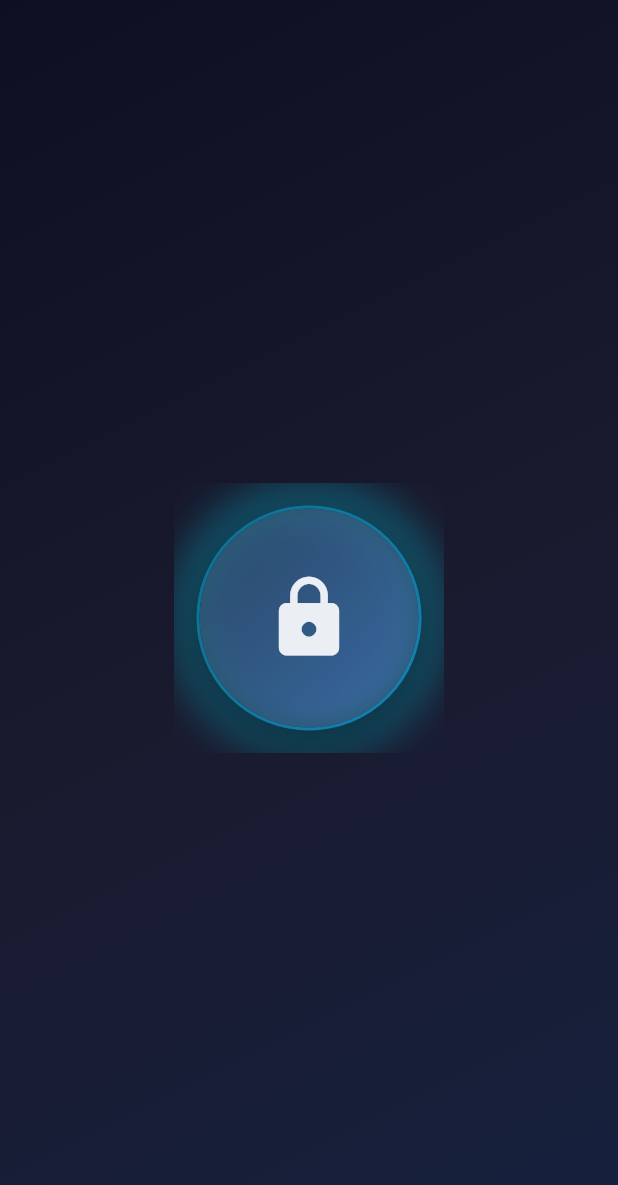
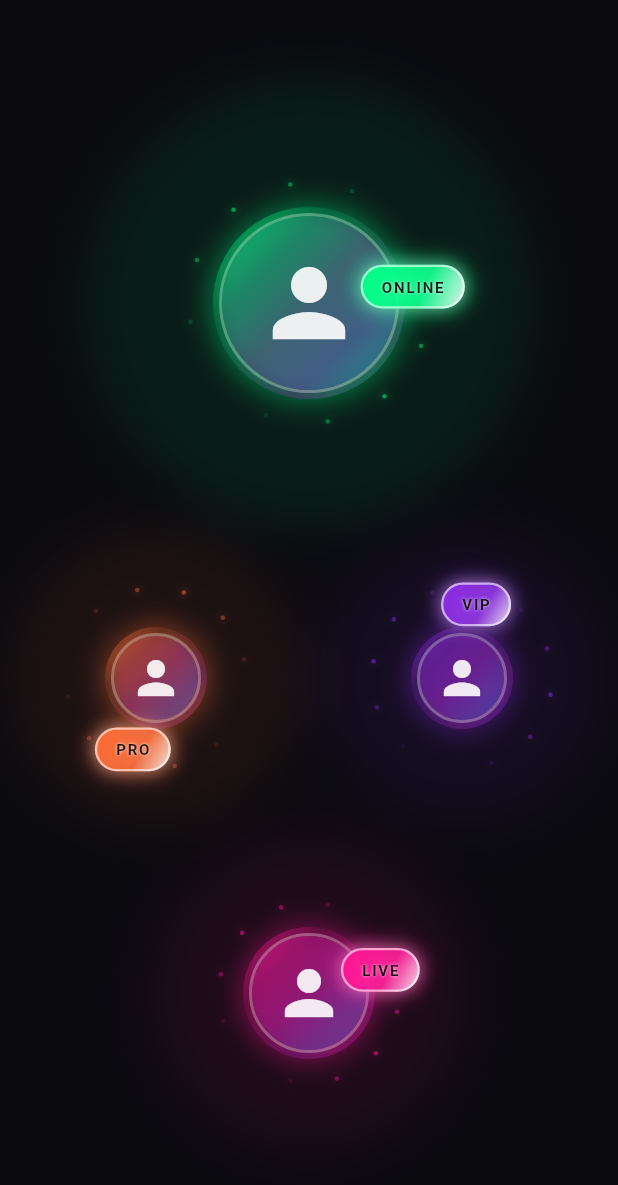
Before and after one commit to pksunny/flutter-ui-and-animations, a Flutter app: the screen it shows after launch, on a phone screen of 412 x 824 dp. Shown: the top 1185 px of the screen. Run offline on Flutter 3.47's test engine with Material 3 defaults, Android fonts, the phone set to English and light mode, and no system bars; our stand-ins replace font_awesome_flutter.

Commit message:
Orbiting Avatar Badge Animation Added

```diff
--- a/lib/main.dart
+++ b/lib/main.dart
@@ -54,6 +54,7 @@ import 'package:futurecore_codex/screens/59-password-reveal/password_reveal_anim
 import 'package:futurecore_codex/screens/6-free_palestine/free_palestine_screen.dart';
 import 'package:futurecore_codex/screens/60-unlock-card-animation/unlock_card_animation_screen.dart';
 import 'package:futurecore_codex/screens/61-unlock-animation/unlock_animation_screen.dart';
+import 'package:futurecore_codex/screens/62-orbiting-avatar-badge/oribiting_avatar_badge_animation_screen.dart';
 import 'package:futurecore_codex/screens/7-3d_album/3d_album_screen.dart';
 import 'package:futurecore_codex/screens/8-lamp_on_off/lamp_on_off_screen.dart';
 import 'package:futurecore_codex/screens/9-neon_squares/neon_square_screen.dart';
@@ -78,7 +79,7 @@ class MyApp extends StatelessWidget {
         ),
         useMaterial3: true,
       ),
-      home: UnlockAnimationScreen(),
+      home: OribitingAvatarBadgeAnimationScreen(),
     );
   }
 }
--- /dev/null
+++ b/lib/screens/62-orbiting-avatar-badge/oribiting_avatar_badge_animation_screen.dart
@@ -0,0 +1,352 @@
+import 'package:flutter/material.dart';
+import 'dart:math' as math;
+
+class OrbitingAvatarBadge extends StatefulWidget {
+  final String? imageUrl;
+  final double size;
+  final String badgeText;
+  final Color badgeColor;
+  final Color glowColor;
+  final double orbitRadius;
+  final Duration orbitDuration;
+
+  const OrbitingAvatarBadge({
+    Key? key,
+    this.imageUrl,
+    this.size = 120.0,
+    this.badgeText = 'ONLINE',
+    this.badgeColor = const Color(0xFF00FF88),
+    this.glowColor = const Color(0xFF00FF88),
+    this.orbitRadius = 60.0,
+    this.orbitDuration = const Duration(seconds: 8),
+  }) : super(key: key);
+
+  @override
+  State<OrbitingAvatarBadge> createState() => _OrbitingAvatarBadgeState();
+}
+
+class _OrbitingAvatarBadgeState extends State<OrbitingAvatarBadge>
+    with TickerProviderStateMixin {
+  late AnimationController _orbitController;
+  late AnimationController _pulseController;
+  late AnimationController _glowController;
+
+  late Animation<double> _orbitAnimation;
+  late Animation<double> _pulseAnimation;
+  late Animation<double> _glowAnimation;
+
+  @override
+  void initState() {
+    super.initState();
+
+    // Orbit animation
+    _orbitController = AnimationController(
+      duration: widget.orbitDuration,
+      vsync: this,
+    );
+    _orbitAnimation = Tween<double>(
+      begin: 0.0,
+      end: 2 * math.pi,
+    ).animate(CurvedAnimation(
+      parent: _orbitController,
+      curve: Curves.linear,
+    ));
+
+    // Pulse animation for the badge
+    _pulseController = AnimationController(
+      duration: const Duration(seconds: 2),
+      vsync: this,
+    );
+    _pulseAnimation = Tween<double>(
+      begin: 1.0,
+      end: 1.2,
+    ).animate(CurvedAnimation(
+      parent: _pulseController,
+      curve: Curves.easeInOut,
+    ));
+
+    // Glow animation
+    _glowController = AnimationController(
+      duration: const Duration(seconds: 3),
+      vsync: this,
+    );
+    _glowAnimation = Tween<double>(
+      begin: 0.3,
+      end: 1.0,
+    ).animate(CurvedAnimation(
+      parent: _glowController,
+      curve: Curves.easeInOut,
+    ));
+
+    // Start all animations
+    _orbitController.repeat();
+    _pulseController.repeat(reverse: true);
+    _glowController.repeat(reverse: true);
+  }
+
+  @override
+  void dispose() {
+    _orbitController.dispose();
+    _pulseController.dispose();
+    _glowController.dispose();
+    super.dispose();
+  }
+
+  @override
+  Widget build(BuildContext context) {
+    return Container(
+      width: widget.size + (widget.orbitRadius * 2) + 40,
+      height: widget.size + (widget.orbitRadius * 2) + 40,
+      child: AnimatedBuilder(
+        animation: Listenable.merge([
+          _orbitAnimation,
+          _pulseAnimation,
+          _glowAnimation,
+        ]),
+        builder: (context, child) {
+          return Stack(
+            alignment: Alignment.center,
+            children: [
+              // Outer glow ring
+              Container(
+                width: widget.size + (widget.orbitRadius * 2) + 20,
+                height: widget.size + (widget.orbitRadius * 2) + 20,
+                decoration: BoxDecoration(
+                  shape: BoxShape.circle,
+                  boxShadow: [
+                    BoxShadow(
+                      color: widget.glowColor.withOpacity(0.1 * _glowAnimation.value),
+                      blurRadius: 30,
+                      spreadRadius: 10,
+                    ),
+                  ],
+                ),
+              ),
+
+              // Profile Avatar with holographic border
+              Container(
+                width: widget.size + 8,
+                height: widget.size + 8,
+                decoration: BoxDecoration(
+                  shape: BoxShape.circle,
+                  gradient: LinearGradient(
+                    begin: Alignment.topLeft,
+                    end: Alignment.bottomRight,
+                    colors: [
+                      widget.glowColor.withOpacity(0.6),
+                      widget.glowColor.withOpacity(0.1),
+                      Colors.purple.withOpacity(0.3),
+                      widget.glowColor.withOpacity(0.4),
+                    ],
+                    stops: [0.0, 0.3, 0.7, 1.0],
+                  ),
+                  boxShadow: [
+                    BoxShadow(
+                      color: widget.glowColor.withOpacity(0.4),
+                      blurRadius: 15,
+                      spreadRadius: 2,
+                    ),
+                  ],
+                ),
+                child: Container(
+                  margin: const EdgeInsets.all(4),
+                  decoration: BoxDecoration(
+                    shape: BoxShape.circle,
+                    border: Border.all(
+                      color: Colors.white.withOpacity(0.3),
+                      width: 2,
+                    ),
+                  ),
+                  child: ClipOval(
+                    child: widget.imageUrl != null
+                        ? Image.network(
+                            widget.imageUrl!,
+                            width: widget.size,
+                            height: widget.size,
+                            fit: BoxFit.cover,
+                            errorBuilder: (context, error, stackTrace) {
+                              return _buildDefaultAvatar();
+                            },
+                          )
+                        : _buildDefaultAvatar(),
+                  ),
+                ),
+              ),
+
+              // Orbiting Badge
+              Transform.translate(
+                offset: Offset(
+                  widget.orbitRadius * math.cos(_orbitAnimation.value),
+                  widget.orbitRadius * math.sin(_orbitAnimation.value),
+                ),
+                child: Transform.scale(
+                  scale: _pulseAnimation.value,
+                  child: Container(
+                    padding: const EdgeInsets.symmetric(
+                      horizontal: 12,
+                      vertical: 6,
+                    ),
+                    decoration: BoxDecoration(
+                      borderRadius: BorderRadius.circular(20),
+                      gradient: LinearGradient(
+                        begin: Alignment.topLeft,
+                        end: Alignment.bottomRight,
+                        colors: [
+                          widget.badgeColor,
+                          widget.badgeColor.withOpacity(0.8),
+                          Colors.white.withOpacity(0.9),
+                        ],
+                        stops: [0.0, 0.6, 1.0],
+                      ),
+                      boxShadow: [
+                        BoxShadow(
+                          color: widget.badgeColor.withOpacity(0.6),
+                          blurRadius: 12,
+                          spreadRadius: 2,
+                        ),
+                        BoxShadow(
+                          color: Colors.white.withOpacity(0.3),
+                          blurRadius: 8,
+                          spreadRadius: 1,
+                        ),
+                      ],
+                      border: Border.all(
+                        color: Colors.white.withOpacity(0.6),
+                        width: 1.5,
+                      ),
+                    ),
+                    child: Text(
+                      widget.badgeText,
+                      style: TextStyle(
+                        color: Colors.black87,
+                        fontSize: 10,
+                        fontWeight: FontWeight.bold,
+                        letterSpacing: 1.2,
+                        shadows: [
+                          Shadow(
+                            color: Colors.white.withOpacity(0.8),
+                            blurRadius: 2,
+                          ),
+                        ],
+                      ),
+                    ),
+                  ),
+                ),
+              ),
+
+              // Orbit trail particles
+              ...List.generate(12, (index) {
+                final angle = _orbitAnimation.value + (index * math.pi / 6);
+                final opacity = (math.sin(_orbitAnimation.value + index) + 1) / 4;
+                return Transform.translate(
+                  offset: Offset(
+                    (widget.orbitRadius + 10) * math.cos(angle),
+                    (widget.orbitRadius + 10) * math.sin(angle),
+                  ),
+                  child: Container(
+                    width: 3,
+                    height: 3,
+                    decoration: BoxDecoration(
+                      shape: BoxShape.circle,
+                      color: widget.glowColor.withOpacity(opacity),
+                      boxShadow: [
+                        BoxShadow(
+                          color: widget.glowColor.withOpacity(opacity),
+                          blurRadius: 4,
+                        ),
+                      ],
+                    ),
+                  ),
+                );
+              }),
+            ],
+          );
+        },
+      ),
+    );
+  }
+
+  Widget _buildDefaultAvatar() {
+    return Container(
+      width: widget.size,
+      height: widget.size,
+      decoration: BoxDecoration(
+        shape: BoxShape.circle,
+        gradient: LinearGradient(
+          begin: Alignment.topLeft,
+          end: Alignment.bottomRight,
+          colors: [
+            widget.glowColor.withOpacity(0.3),
+            Colors.purple.withOpacity(0.3),
+            Colors.blue.withOpacity(0.3),
+          ],
+        ),
+      ),
+      child: Icon(
+        Icons.person,
+        size: widget.size * 0.6,
+        color: Colors.white.withOpacity(0.9),
+      ),
+    );
+  }
+}
+
+// Demo usage in your app
+class OribitingAvatarBadgeAnimationScreen extends StatelessWidget {
+  @override
+  Widget build(BuildContext context) {
+    return Scaffold(
+      backgroundColor: Color(0xFF0A0A0F),
+      body: Center(
+        child: Column(
+          mainAxisAlignment: MainAxisAlignment.center,
+          children: [
+
+            // Primary Avatar
+            OrbitingAvatarBadge(
+              size: 120,
+              badgeText: 'ONLINE',
+              badgeColor: Color(0xFF00FF88),
+              glowColor: Color(0xFF00FF88),
+              orbitRadius: 70,
+              orbitDuration: Duration(seconds: 8),
+            ),
+
+
+            // Smaller variants
+            Row(
+              mainAxisAlignment: MainAxisAlignment.spaceEvenly,
+              children: [
+                OrbitingAvatarBadge(
+                  size: 60,
+                  badgeText: 'PRO',
+                  badgeColor: Color(0xFFFF6B35),
+                  glowColor: Color(0xFFFF6B35),
+                  orbitRadius: 50,
+                  orbitDuration: Duration(seconds: 6),
+                ),
+                OrbitingAvatarBadge(
+                  size: 60,
+                  badgeText: 'VIP',
+                  badgeColor: Color(0xFF8A2BE2),
+                  glowColor: Color(0xFF8A2BE2),
+                  orbitRadius: 50,
+                  orbitDuration: Duration(seconds: 10),
+                ),
+
+              ],
+            ),
+             OrbitingAvatarBadge(
+                  size: 80,
+                  badgeText: 'LIVE',
+                  badgeColor: Color(0xFFFF1493),
+                  glowColor: Color(0xFFFF1493),
+                  orbitRadius: 50,
+                  orbitDuration: Duration(seconds: 4),
+                ),
+          ],
+        ),
+      ),
+    );
+  }
+}
```
Also changed, not shown: 1 other file.
